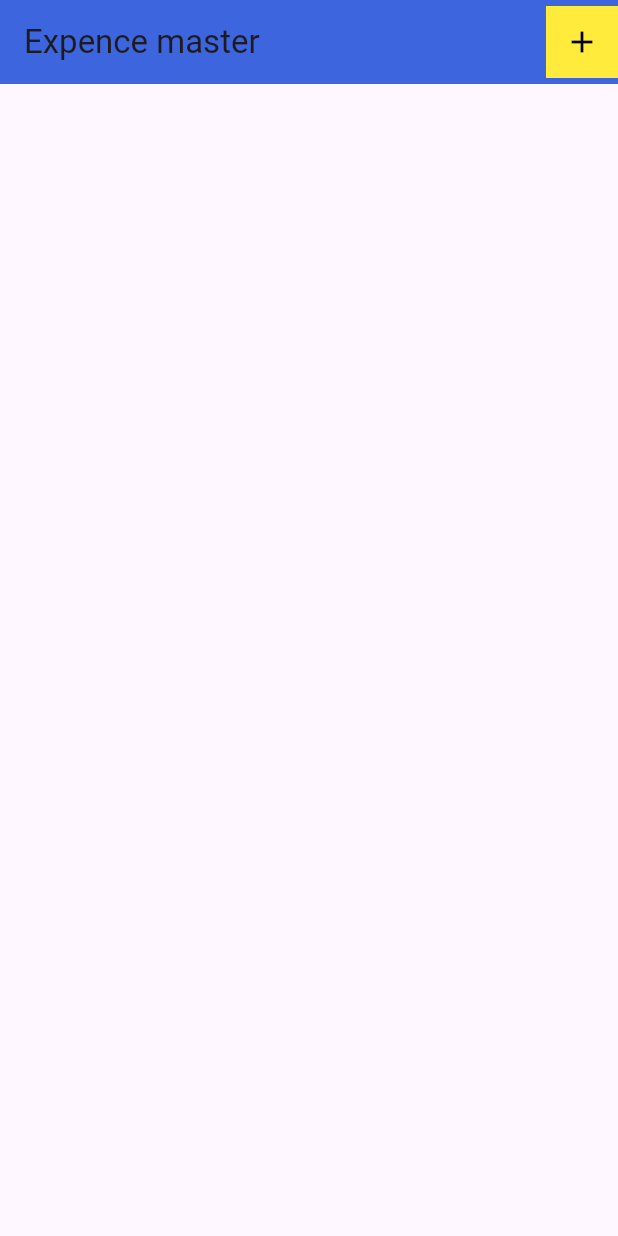
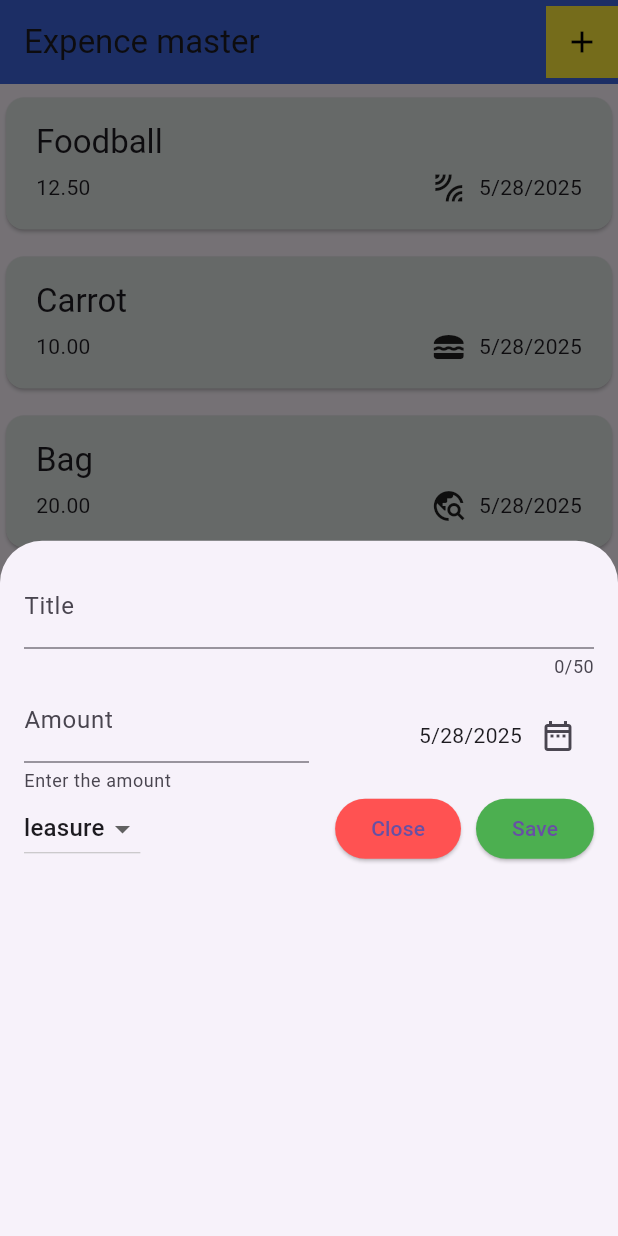
Before and after one commit to IT21239298/FLUTTER-FIRST, a Flutter app: the screen it shows after launch, after a tap on the "add" icon, on a phone screen of 412 x 824 dp. Run offline on Flutter 3.47's test engine with Material 3 defaults, Android fonts, the phone set to English and light mode, and no system bars.

Commit message:
expence tracker impleemtations

```diff
--- /dev/null
+++ b/flutter_application_1/lib/models/expence.dart
@@ -0,0 +1,40 @@
+import 'package:flutter/material.dart';
+import 'package:intl/intl.dart';
+import 'package:uuid/uuid.dart';
+
+//create uuid
+final uuid = const Uuid().v4();
+
+//date formatter
+final formattedDate = DateFormat.yMd();
+
+enum Category { food, travel, leasure, work }
+
+//category icons
+final CategoryIcons = {
+  Category.food: Icons.lunch_dining,
+  Category.leasure: Icons.leak_add,
+  Category.travel: Icons.travel_explore,
+  Category.work: Icons.work,
+};
+
+class ExpenceModel {
+  //constructor
+  ExpenceModel({
+    required this.title,
+    required this.amount,
+    required this.date,
+    required this.category,
+  }) : id = uuid;
+
+  final String id;
+  final String title;
+  final double amount;
+  final DateTime date;
+  final Category category;
+
+  //getter > formattedDate
+  String get getFormatedDate {
+    return formattedDate.format(date);
+  }
+}
--- a/flutter_application_1/lib/pages/expences.dart
+++ b/flutter_application_1/lib/pages/expences.dart
@@ -1,4 +1,7 @@
 import 'package:flutter/material.dart';
+import 'package:flutter_application_1/models/expence.dart';
+import 'package:flutter_application_1/widgets/add_new_expence.dart';
+import 'package:flutter_application_1/widgets/expence_list.dart';
 
 class Expences extends StatefulWidget {
   const Expences({super.key});
@@ -8,6 +11,37 @@ class Expences extends StatefulWidget {
 }
 
 class _ExpencesState extends State<Expences> {
+  final List<ExpenceModel> _expenceList = [
+    ExpenceModel(
+      title: "Foodball",
+      amount: 12.5,
+      date: DateTime.now(),
+      category: Category.leasure,
+    ),
+    ExpenceModel(
+      title: "Carrot",
+      amount: 10,
+      date: DateTime.now(),
+      category: Category.food,
+    ),
+    ExpenceModel(
+      title: "Bag",
+      amount: 20,
+      date: DateTime.now(),
+      category: Category.travel,
+    ),
+  ];
+
+  //function to open a modal overlay
+  void _openAddExpenceOvrlay() {
+    showModalBottomSheet(
+      context: context,
+      builder: (context) {
+        return AddNewExpence();
+      },
+    );
+  }
+
   @override
   Widget build(BuildContext context) {
     return Scaffold(
@@ -19,15 +53,13 @@ class _ExpencesState extends State<Expences> {
           Container(
             color: Colors.yellow,
             child: IconButton(
-              onPressed: () {},
-              icon: const Icon(
-                Icons.add,
-                color: Colors.black,
-                ),
-              ),
+              onPressed: _openAddExpenceOvrlay,
+              icon: const Icon(Icons.add, color: Colors.black),
             ),
+          ),
         ],
       ),
+      body: Column(children: [ExpenceList(expenceList: _expenceList)]),
     );
   }
 }
--- /dev/null
+++ b/flutter_application_1/lib/widgets/add_new_expence.dart
@@ -0,0 +1,155 @@
+import 'package:flutter/material.dart';
+import 'package:flutter_application_1/models/expence.dart';
+
+class AddNewExpence extends StatefulWidget {
+  const AddNewExpence({super.key});
+
+  @override
+  State<AddNewExpence> createState() => _AddNewExpenceState();
+}
+
+class _AddNewExpenceState extends State<AddNewExpence> {
+  final _titleController = TextEditingController();
+  final _amountCOntroller = TextEditingController();
+
+  Category _selectedCategory = Category.leasure;
+
+  //date variables
+  final DateTime initialDate = DateTime.now();
+  final DateTime firstDate = DateTime(
+    DateTime.now().year - 1,
+    DateTime.now().month,
+    DateTime.now().day,
+  );
+  final DateTime lastDate = DateTime(
+    DateTime.now().year + 1,
+    DateTime.now().month,
+    DateTime.now().day,
+  );
+
+  DateTime _selectedDate = DateTime.now();
+
+  //date picker
+  Future<void> _openDateModal() async {
+    try {
+      //show the date model then store the user selected date
+      final pickedDate = await showDatePicker(
+        context: context,
+        initialDate: initialDate,
+        firstDate: firstDate,
+        lastDate: lastDate,
+      );
+
+      setState(() {
+        _selectedDate = pickedDate!;
+      });
+    } catch (err) {
+      print(err.toString());
+    }
+  }
+
+  @override
+  void dispose() {
+    super.dispose();
+    _titleController.dispose();
+    _amountCOntroller.dispose();
+  }
+
+  @override
+  Widget build(BuildContext context) {
+    return Padding(
+      padding: const EdgeInsets.all(16),
+      child: Column(
+        children: [
+          //title text field
+          TextField(
+            controller: _titleController,
+            decoration: const InputDecoration(
+              hintText: "Add new expence title",
+              label: Text("Title"),
+            ),
+            keyboardType: TextInputType.text,
+            maxLength: 50,
+          ),
+          Row(
+            children: [
+              //amount
+              Expanded(
+                child: TextField(
+                  controller: _amountCOntroller,
+                  decoration: const InputDecoration(
+                    helperText: "Enter the amount",
+                    label: Text("Amount"),
+                  ),
+                  keyboardType: TextInputType.number,
+                ),
+              ),
+
+              //datepicker
+              Expanded(
+                child: Row(
+                  mainAxisAlignment: MainAxisAlignment.end,
+                  children: [
+                    Text(formattedDate.format(_selectedDate)),
+                    IconButton(
+                      onPressed: _openDateModal,
+                      icon: const Icon(Icons.date_range_outlined),
+                    ),
+                  ],
+                ),
+              ),
+            ],
+          ),
+          Row(
+            children: [
+              DropdownButton(
+                value: _selectedCategory,
+                items: Category.values
+                    .map(
+                      (category) => DropdownMenuItem(
+                        value: category,
+                        child: Text(category.name),
+                      ),
+                    )
+                    .toList(),
+                onChanged: (value) {
+                  setState(() {
+                    _selectedCategory = value!;
+                  });
+                },
+              ),
+              Expanded(
+                child: Row(
+                  mainAxisAlignment: MainAxisAlignment.end,
+                  children: [
+                    //close the model button
+                    ElevatedButton(
+                      onPressed: () {},
+
+                      style: const ButtonStyle(
+                        backgroundColor: WidgetStatePropertyAll(
+                          Colors.redAccent,
+                        ),
+                      ),
+                      child: const Text("Close"),
+                    ),
+                    const SizedBox(width: 10),
+                    ElevatedButton(
+                      onPressed: () {},
+                      style: const ButtonStyle(
+                        backgroundColor: WidgetStatePropertyAll(Colors.green),
+                      ),
+                      child: const Text("Save"),
+                    ),
+
+                    //save the data and close the model button
+                  ],
+                ),
+              ),
+            ],
+          ),
+        ],
+      ),
+    );
+  }
+}
--- /dev/null
+++ b/flutter_application_1/lib/widgets/expence_list.dart
@@ -0,0 +1,24 @@
+import 'package:flutter/material.dart';
+import 'package:flutter_application_1/models/expence.dart';
+import 'package:flutter_application_1/widgets/expence_tile.dart';
+
+class ExpenceList extends StatelessWidget {
+  const ExpenceList({super.key, required this.expenceList});
+
+  final List<ExpenceModel> expenceList;
+
+  @override
+  Widget build(BuildContext context) {
+    return Expanded(
+      child: ListView.builder(
+        itemCount: expenceList.length,
+        itemBuilder: (context, index) {
+          return Padding(
+            padding: const EdgeInsets.symmetric(vertical: 5),
+            child: ExpenceTile(expence: expenceList[index]),
+          );
+        },
+      ),
+    );
+  }
+}
--- /dev/null
+++ b/flutter_application_1/lib/widgets/expence_tile.dart
@@ -0,0 +1,39 @@
+import 'package:flutter/material.dart';
+import 'package:flutter_application_1/models/expence.dart';
+
+class ExpenceTile extends StatelessWidget {
+  const ExpenceTile({super.key, required this.expence});
+
+  final ExpenceModel expence;
+
+  @override
+  Widget build(BuildContext context) {
+    return Card(
+      color: const Color.fromARGB(255, 223, 228, 226),
+      child: Padding(
+        padding: const EdgeInsets.symmetric(vertical: 16, horizontal: 20),
+        child: Column(
+          crossAxisAlignment: CrossAxisAlignment.start,
+          children: [
+            Text(expence.title, style: Theme.of(context).textTheme.titleLarge),
+            const SizedBox(height: 4),
+            Row(
+              children: [
+                Text(expence.amount.toStringAsFixed(2)),
+                const Spacer(),
+                Row(
+                  children: [
+                    Icon(CategoryIcons[expence.category]),
+                    const SizedBox(width: 8),
+                    Text(expence.getFormatedDate),
+                  ],
+                ),
+              ],
+            ),
+          ],
+        ),
+      ),
+    );
+    ;
+  }
+}
--- a/flutter_application_1/pubspec.yaml
+++ b/flutter_application_1/pubspec.yaml
@@ -9,6 +9,8 @@ environment:
 dependencies:
   flutter:
     sdk: flutter
+  intl: ^0.20.2
+  uuid: ^4.5.1
 
 dev_dependencies:
   flutter_test:
```
Also changed, not shown: flutter_application_1/pubspec.lock.
